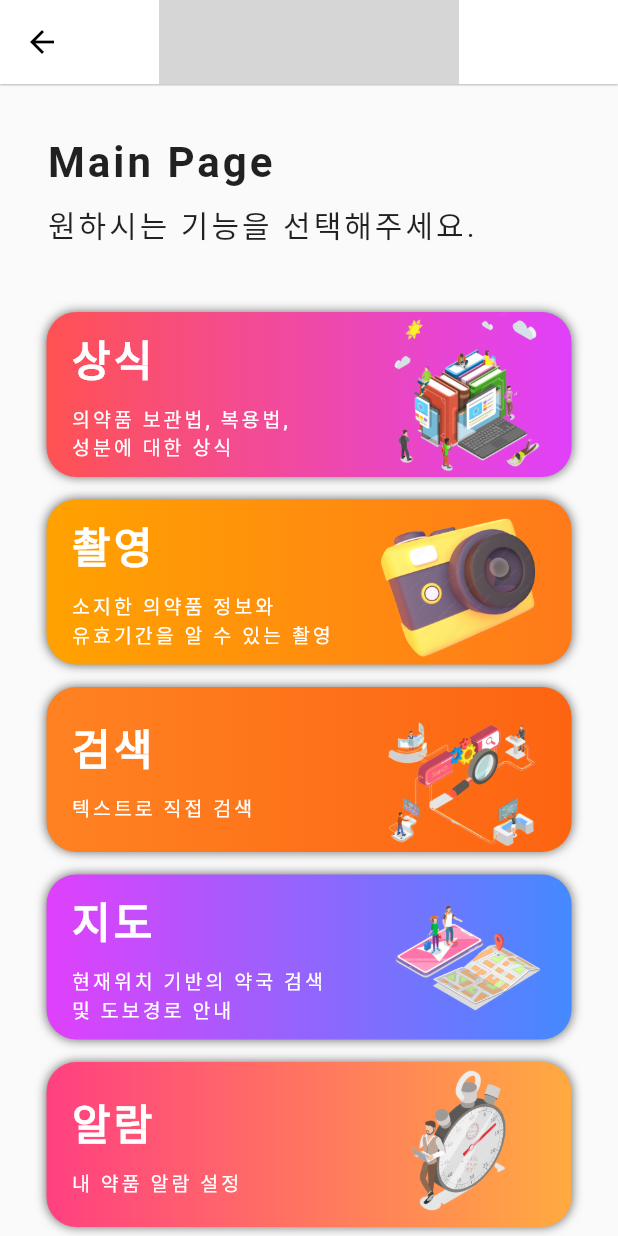
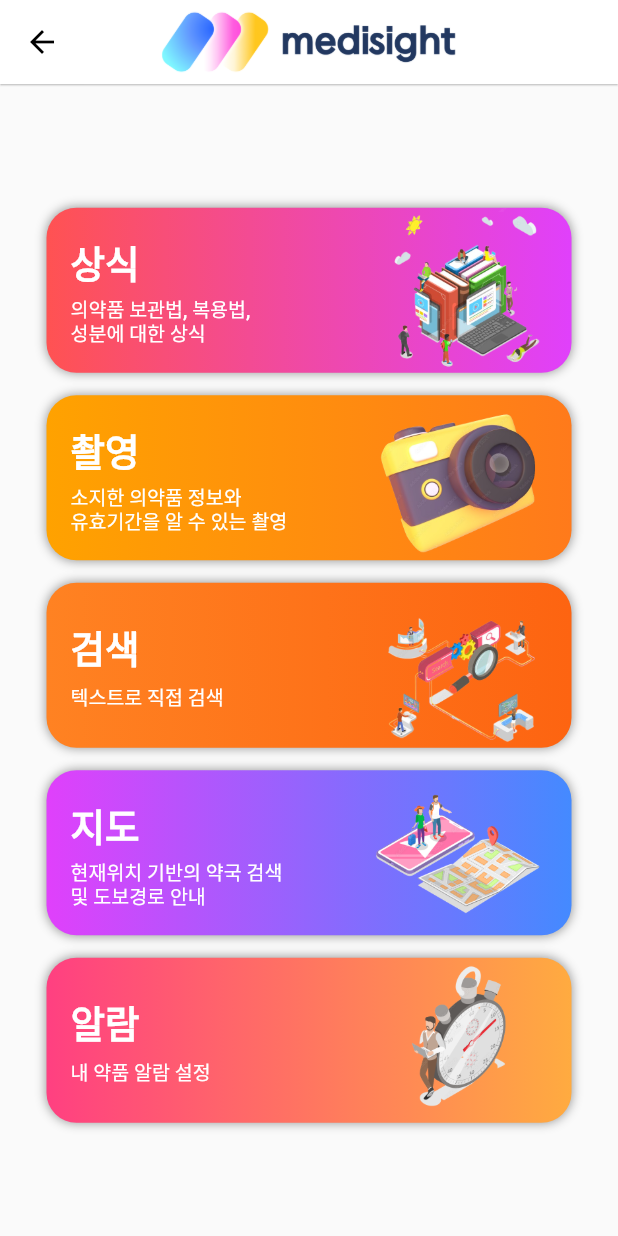
Before and after one commit to GDSC-SWU/2023-Medisight-SolutionChallenge, a Flutter app: the HomeScreen screen opened directly, on a phone screen of 412 x 824 dp. Run offline on Flutter 3.47's test engine with Material 2 defaults, Android fonts, the phone set to English and light mode, and no system bars; our stand-ins replace assets_audio_player, camera, cloud_firestore, firebase_auth, firebase_core, flutter_tts and 8 more; missing offline and left inert: android_alarm_manager_plus, external_app_launcher, flutter_beep, flutter_qr_bar_scanner, flutter_ringtone_player, flutter_vibrate and 1 more; accounts and stored records are empty; statements that could not run were skipped; grey boxes are pictures that could not be loaded.

Commit message:
MDS-101 feat: Modify home screen ui

```diff
--- a/medisight/lib/screen/home_screen.dart
+++ b/medisight/lib/screen/home_screen.dart
@@ -6,47 +6,51 @@ import 'camera_screen.dart';
 import 'map_screen.dart';
 import 'medi_screen.dart';
 
+import 'package:medisight/theme/theme_provider.dart';
+import 'package:provider/provider.dart';
+import 'package:flutter_tts/flutter_tts.dart';
+
 class HomeScreen extends StatelessWidget {
   const HomeScreen({super.key});
 
   @override
   Widget build(BuildContext context) {
+    late FlutterTts tts = FlutterTts();
+    tts.speak('메인 페이지');
+    final themeMode =
+        Provider.of<ThemeProvider>(context, listen: false).themeMode;
     final user = FirebaseAuth.instance.currentUser!;
 
     return Scaffold(
       appBar: AppBar(
-        title: Image.asset('assets/images/medisight_logo.png',
+        title: themeMode == ThemeMode.light
+            ? Image.asset('assets/images/logo-title-light.png',
+                width: 200, height: 200)
+            : Image.asset('assets/images/logo-title-dark.png',
                 width: 200, height: 200),
       ),
       body: Center(
         child: SingleChildScrollView(
+          padding:
+              const EdgeInsets.only(left: 10, top: 0, right: 10, bottom: 13),
           child: Column(
             children: <Widget>[
               Container(
                 width: 350,
                 alignment: Alignment.centerLeft,
-                padding: const EdgeInsets.only(
-                    left: 0, top: 30, right: 34, bottom: 13),
                 child: Column(
                   crossAxisAlignment: CrossAxisAlignment.start,
                   mainAxisAlignment: MainAxisAlignment.center,
                   children: const [
-                    Text(
-                      'Main Page',
-                      style: TextStyle(
-                          fontSize: 28,
-                          fontWeight: FontWeight.bold,
-                          letterSpacing: 2.0),
-                    ),
-                    SizedBox(height: 10),
-                    Text(
-                      '원하시는 기능을 선택해주세요.',
-                      style: TextStyle(fontSize: 20, letterSpacing: 2.0),
-                    ),
+                    // Text(
+                    //   '원하시는 기능을 선택해주세요.',
+                    //   style:
+                    //       TextStyle(fontSize: 20, fontWeight: FontWeight.w700),
+                    // ),
                   ],
                 ),
               ),
-              const SizedBox(height: 30),
+              const SizedBox(height: 20),
               // 상식 버튼
               DecoratedBox(
                 decoration: BoxDecoration(
@@ -59,7 +63,7 @@ class HomeScreen extends StatelessWidget {
                     boxShadow: const <BoxShadow>[
                       BoxShadow(
                           color:
-                              Color.fromRGBO(0, 0, 0, 0.57), //shadow for button
+                              Color.fromRGBO(0, 0, 0, 0.4), //shadow for button
                           blurRadius: 5) //blur radius of shadow
                     ]),
                 child: SizedBox(
@@ -67,6 +71,8 @@ class HomeScreen extends StatelessWidget {
                   height: 110,
                   child: ElevatedButton(
                     style: ElevatedButton.styleFrom(
+                      side: const BorderSide(
+                          color: Color.fromRGBO(0, 0, 0, 0), width: 0),
                       backgroundColor: Colors.transparent,
                       disabledForegroundColor:
                           Colors.transparent.withOpacity(0.38),
@@ -85,17 +91,18 @@ class HomeScreen extends StatelessWidget {
                               '상식',
                               style: TextStyle(
                                 color: Colors.white,
-                                  fontSize: 28,
+                                fontSize: 25,
                                 fontWeight: FontWeight.bold,
-                                  letterSpacing: 2.0),
                               ),
-                            SizedBox(height: 10),
+                            ),
+                            SizedBox(height: 5),
                             Text(
                               '의약품 보관법, 복용법, \n성분에 대한 상식',
                               style: TextStyle(
+                                height: 1.25,
                                 color: Colors.white,
                                 fontSize: 13,
-                                  letterSpacing: 2.0),
+                              ),
                             ),
                           ],
                         ),
@@ -125,7 +132,7 @@ class HomeScreen extends StatelessWidget {
                     boxShadow: const <BoxShadow>[
                       BoxShadow(
                           color:
-                              Color.fromRGBO(0, 0, 0, 0.57), //shadow for button
+                              Color.fromRGBO(0, 0, 0, 0.4), //shadow for button
                           blurRadius: 5) //blur radius of shadow
                     ]),
                 child: SizedBox(
@@ -133,6 +140,8 @@ class HomeScreen extends StatelessWidget {
                   height: 110,
                   child: ElevatedButton(
                     style: ElevatedButton.styleFrom(
+                      side: const BorderSide(
+                          color: Color.fromRGBO(0, 0, 0, 0), width: 0),
                       backgroundColor: Colors.transparent,
                       disabledForegroundColor:
                           Colors.transparent.withOpacity(0.38),
@@ -151,17 +160,18 @@ class HomeScreen extends StatelessWidget {
                               '촬영',
                               style: TextStyle(
                                 color: Colors.white,
-                                  fontSize: 28,
+                                fontSize: 25,
                                 fontWeight: FontWeight.bold,
-                                  letterSpacing: 2.0),
                               ),
-                            SizedBox(height: 10),
+                            ),
+                            SizedBox(height: 5),
                             Text(
                               '소지한 의약품 정보와\n유효기간을 알 수 있는 촬영',
                               style: TextStyle(
+                                height: 1.25,
                                 color: Colors.white,
                                 fontSize: 13,
-                                  letterSpacing: 2.0),
+                              ),
                             ),
                           ],
                         ),
@@ -192,7 +202,7 @@ class HomeScreen extends StatelessWidget {
                     boxShadow: const <BoxShadow>[
                       BoxShadow(
                           color:
-                              Color.fromRGBO(0, 0, 0, 0.57), //shadow for button
+                              Color.fromRGBO(0, 0, 0, 0.4), //shadow for button
                           blurRadius: 5) //blur radius of shadow
                     ]),
                 child: SizedBox(
@@ -200,6 +210,8 @@ class HomeScreen extends StatelessWidget {
                   height: 110,
                   child: ElevatedButton(
                     style: ElevatedButton.styleFrom(
+                      side: const BorderSide(
+                          color: Color.fromRGBO(0, 0, 0, 0), width: 0),
                       backgroundColor: Colors.transparent,
                       disabledForegroundColor:
                           Colors.transparent.withOpacity(0.38),
@@ -218,17 +230,17 @@ class HomeScreen extends StatelessWidget {
                               '검색',
                               style: TextStyle(
                                 color: Colors.white,
-                                  fontSize: 28,
+                                fontSize: 25,
                                 fontWeight: FontWeight.bold,
-                                  letterSpacing: 2.0),
                               ),
-                            SizedBox(height: 10),
+                            ),
+                            SizedBox(height: 5),
                             Text(
                               '텍스트로 직접 검색',
                               style: TextStyle(
                                 color: Colors.white,
                                 fontSize: 13,
-                                  letterSpacing: 2.0),
+                              ),
                             ),
                           ],
                         ),
@@ -259,7 +271,7 @@ class HomeScreen extends StatelessWidget {
                     boxShadow: const <BoxShadow>[
                       BoxShadow(
                           color:
-                              Color.fromRGBO(0, 0, 0, 0.57), //shadow for button
+                              Color.fromRGBO(0, 0, 0, 0.4), //shadow for button
                           blurRadius: 5) //blur radius of shadow
                     ]),
                 child: SizedBox(
@@ -267,6 +279,8 @@ class HomeScreen extends StatelessWidget {
                   height: 110,
                   child: ElevatedButton(
                     style: ElevatedButton.styleFrom(
+                      side: const BorderSide(
+                          color: Color.fromRGBO(0, 0, 0, 0), width: 0),
                       backgroundColor: Colors.transparent,
                       disabledForegroundColor:
                           Colors.transparent.withOpacity(0.38),
@@ -285,22 +299,23 @@ class HomeScreen extends StatelessWidget {
                               '지도',
                               style: TextStyle(
                                 color: Colors.white,
-                                  fontSize: 28,
+                                fontSize: 25,
                                 fontWeight: FontWeight.bold,
-                                  letterSpacing: 2.0),
                               ),
-                            SizedBox(height: 10),
+                            ),
+                            SizedBox(height: 5),
                             Text(
                               '현재위치 기반의 약국 검색\n및 도보경로 안내',
                               style: TextStyle(
+                                height: 1.25,
                                 color: Colors.white,
                                 fontSize: 13,
-                                  letterSpacing: 2.0),
+                              ),
                             ),
                           ],
                         ),
                         Image.asset('assets/images/img_map.png',
-                            width: 115, height: 115),
+                            width: 130, height: 130),
                       ],
                     ),
                     onPressed: () {
@@ -326,7 +341,7 @@ class HomeScreen extends StatelessWidget {
                     boxShadow: const <BoxShadow>[
                       BoxShadow(
                           color:
-                              Color.fromRGBO(0, 0, 0, 0.57), //shadow for button
+                              Color.fromRGBO(0, 0, 0, 0.4), //shadow for button
                           blurRadius: 5) //blur radius of shadow
                     ]),
                 child: SizedBox(
@@ -334,6 +349,8 @@ class HomeScreen extends StatelessWidget {
                   height: 110,
                   child: ElevatedButton(
                     style: ElevatedButton.styleFrom(
+                      side: const BorderSide(
+                          color: Color.fromRGBO(0, 0, 0, 0), width: 0),
                       backgroundColor: Colors.transparent,
                       disabledForegroundColor:
                           Colors.transparent.withOpacity(0.38),
@@ -352,17 +369,17 @@ class HomeScreen extends StatelessWidget {
                               '알람',
                               style: TextStyle(
                                 color: Colors.white,
-                                  fontSize: 28,
+                                fontSize: 25,
                                 fontWeight: FontWeight.bold,
-                                  letterSpacing: 2.0),
                               ),
-                            SizedBox(height: 10),
+                            ),
+                            SizedBox(height: 5),
                             Text(
                               '내 약품 알람 설정',
                               style: TextStyle(
                                 color: Colors.white,
                                 fontSize: 13,
-                                  letterSpacing: 2.0),
+                              ),
                             ),
                           ],
                         ),
```
Lines whose indentation alone changed are shown as unchanged.
